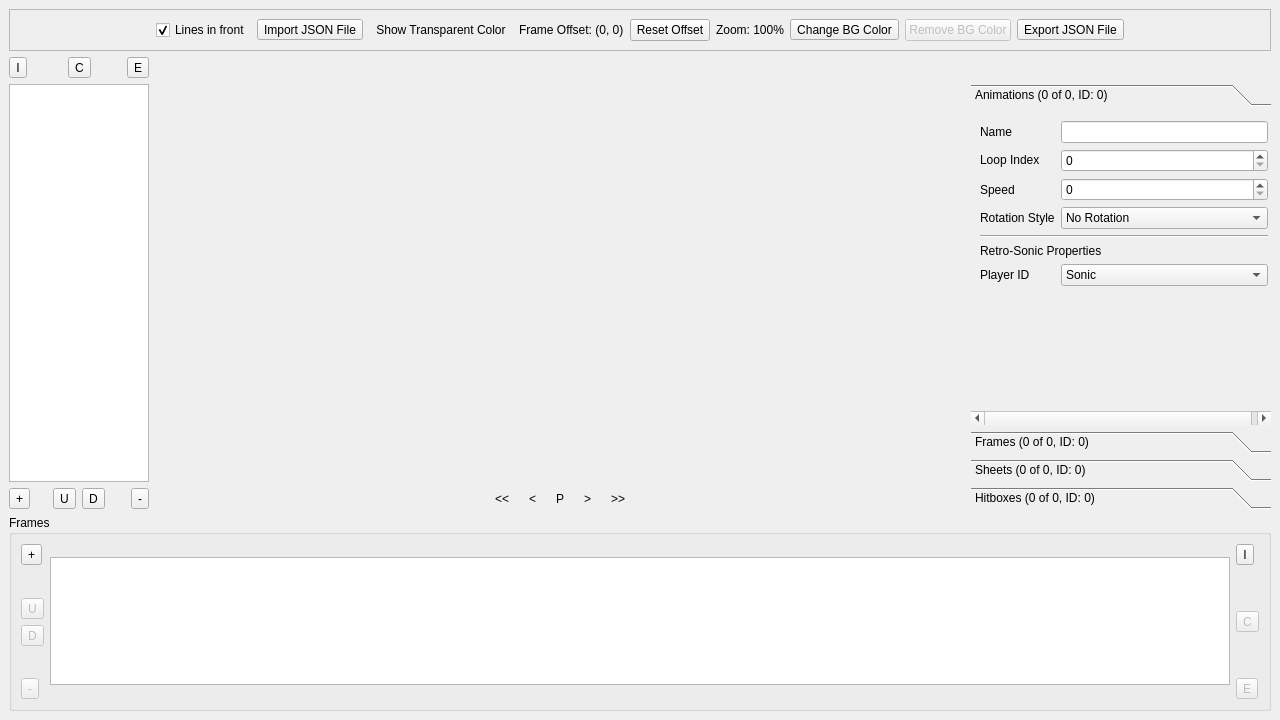
Qt form RetroEDv2/tools/animationeditor.ui (RSDKModding/RetroED) before a commit.
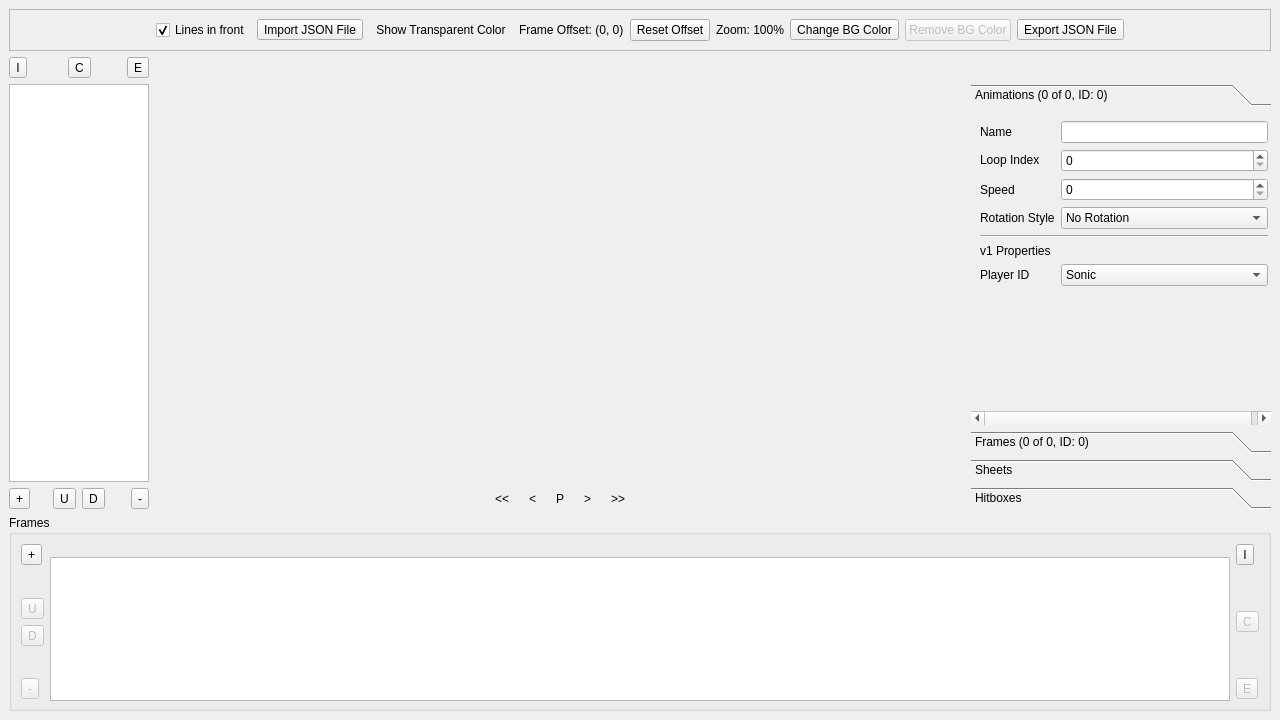
The same form after that commit. Icons and pictures are not drawn. Custom widgets are drawn as their Qt base class.

What changed in the file:
```diff
--- a/RetroEDv2/tools/animationeditor.ui
+++ b/RetroEDv2/tools/animationeditor.ui
@@ -705,7 +705,7 @@
         <property name="minimumSize">
          <size>
           <width>0</width>
-          <height>128</height>
+          <height>144</height>
          </size>
         </property>
         <property name="maximumSize">
@@ -885,7 +885,7 @@
          <item row="7" column="0" colspan="2">
           <widget class="QLabel" name="label_17">
            <property name="text">
-            <string>Retro-Sonic Properties</string>
+            <string>v1 Properties</string>
            </property>
           </widget>
          </item>
@@ -1525,7 +1525,7 @@
        </rect>
       </property>
       <attribute name="label">
-       <string>Sheets (0 of 0, ID: 0)</string>
+       <string>Sheets</string>
       </attribute>
       <layout class="QGridLayout" name="gridLayout_14">
        <item row="1" column="0" colspan="2">
@@ -1651,7 +1651,7 @@
        </rect>
       </property>
       <attribute name="label">
-       <string>Hitboxes (0 of 0, ID: 0)</string>
+       <string>Hitboxes</string>
       </attribute>
       <layout class="QGridLayout" name="gridLayout_11">
        <property name="leftMargin">
```
Left out of the diff: 153 changed lines with no effect on the pictures.
